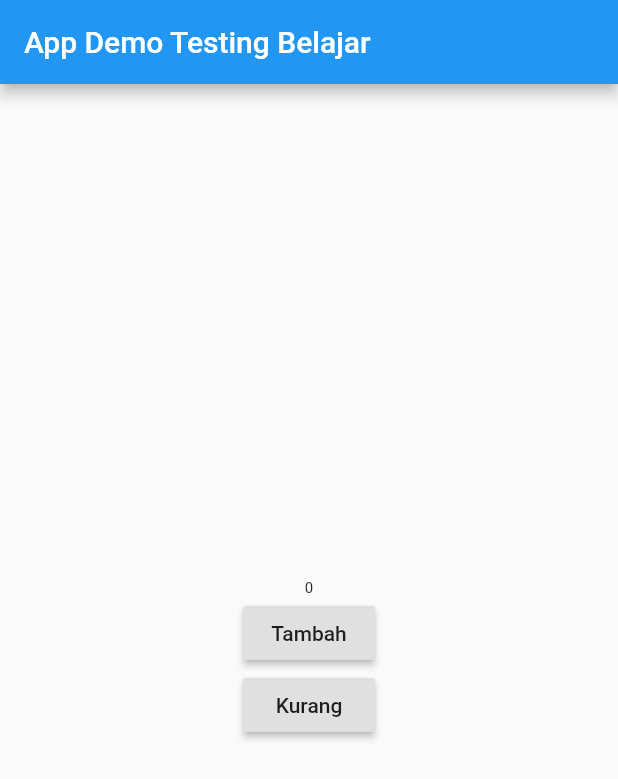
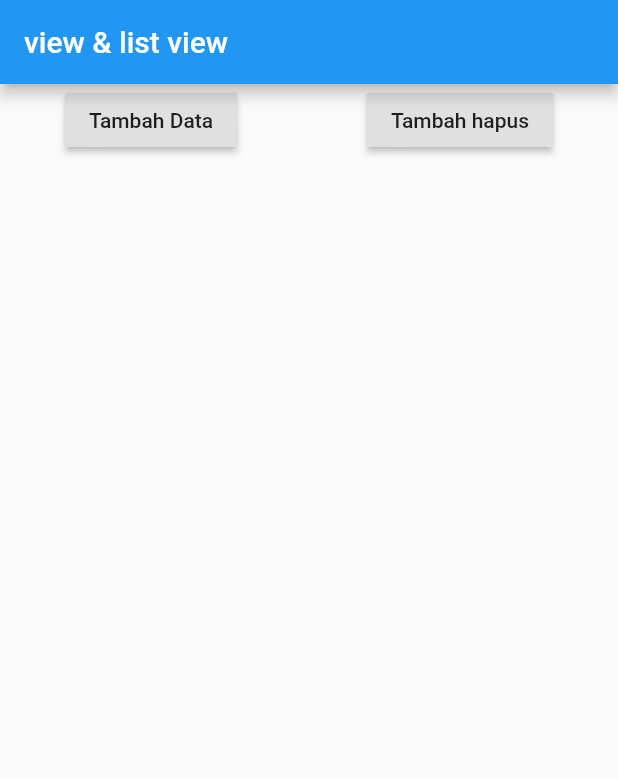
Before and after one commit to egyramadhan/flutter-example, a Flutter app: the screen it shows after launch, on a phone screen of 412 x 824 dp. Shown: the top 779 px of the screen. Run offline on Flutter 3.47's test engine with Material 2 defaults, Android fonts, the phone set to English and light mode, and no system bars.

Commit message:
Update main.dart list & list view

```diff
--- a/flutter_example/lib/main.dart
+++ b/flutter_example/lib/main.dart
@@ -8,44 +8,56 @@ class MyApp extends StatefulWidget {
 }
 
 class _MyAppState extends State<MyApp> {
-  int number = 0;
-  void tekanTombol() {
-    setState(() {
-      number = number + 1;
-    });
-  }
-
-  void tekanTombolKurang() {
-    setState(() {
-      number = number - 1;
-    });
-  }
+  List<Widget> widgets = [];
+  int counter = 1;
+  // _MyAppState() {
+  //   for (int i = 0; i < 15; i++)
+  //     widgets.add(Text(
+  //       "Data ke- " + i.toString(),
+  //       style: TextStyle(fontSize: 30),
+  //     ));
+  // }
 
   @override
   Widget build(BuildContext context) {
     return MaterialApp(
       home: Scaffold(
         appBar: AppBar(
-          title: Text("App Demo Testing Belajar "),
+          title: Text("view & list view"),
         ),
-        body: Center(
-            child: Column(
-          mainAxisAlignment: MainAxisAlignment.center,
+        body: ListView(
           children: <Widget>[
-            Text(
-              number.toString(),
-              style: TextStyle(fontSize: 10 + number.toDouble()),
+            Row(
+              mainAxisAlignment: MainAxisAlignment.spaceAround,
+              children: <Widget>[
+                RaisedButton(
+                  child: Text("Tambah Data"),
+                  onPressed: () {
+                    setState(() {
+                      widgets.add(Text(
+                        "Data ke-" + counter.toString(),
+                        style: TextStyle(fontSize: 35),
+                      ));
+                      counter++;
+                    });
+                  },
+                ),
+                RaisedButton(
+                    child: Text("Tambah hapus"),
+                    onPressed: () {
+                      setState(() {
+                        widgets.removeLast();
+                        counter--;
+                      });
+                    })
+              ],
             ),
-            RaisedButton(
-              child: Text("Tambah"),
-              onPressed: tekanTombol,
-            ),
-            RaisedButton(
-              child: Text("Kurang"),
-              onPressed: tekanTombolKurang,
+            Column(
+              crossAxisAlignment: CrossAxisAlignment.start,
+              children: widgets,
             ),
           ],
-        )),
+        ),
       ),
     );
   }
```
